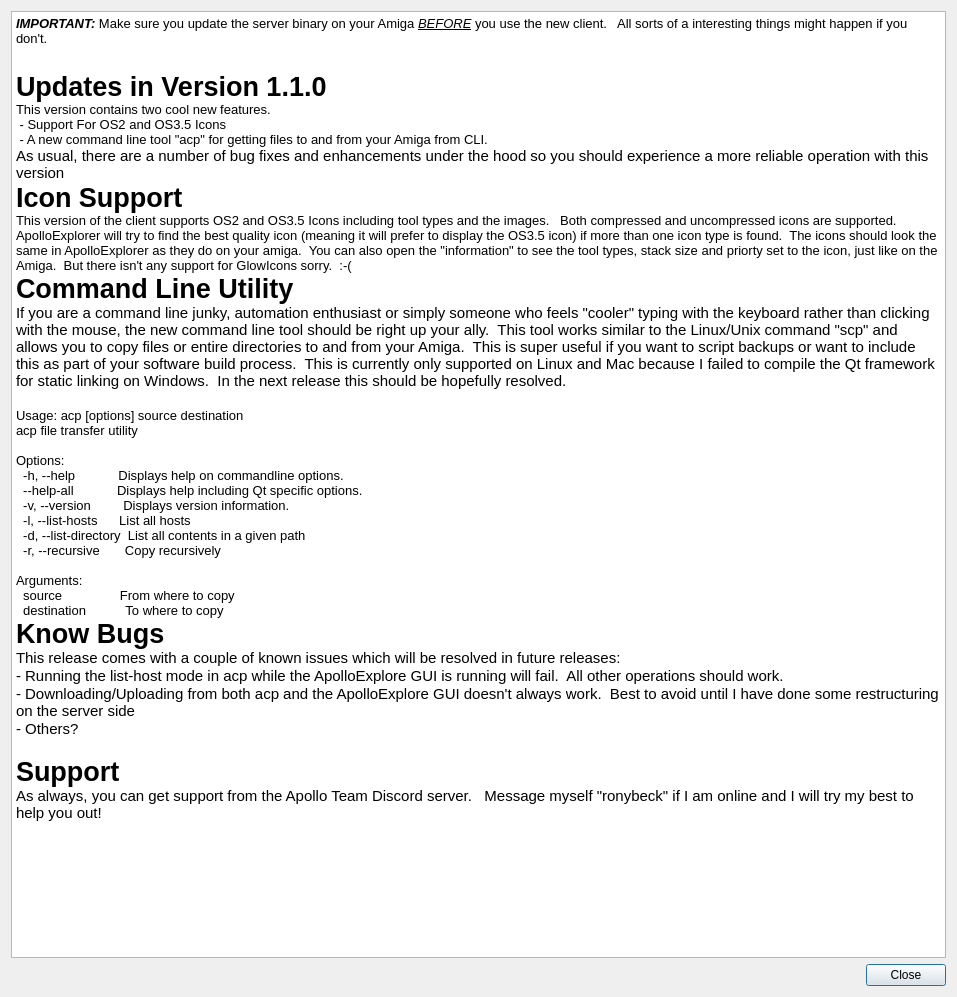
ronybeck/ApolloExplorer, file ApolloExplorerPC/dialogwhatsnew.ui: the form before one commit.
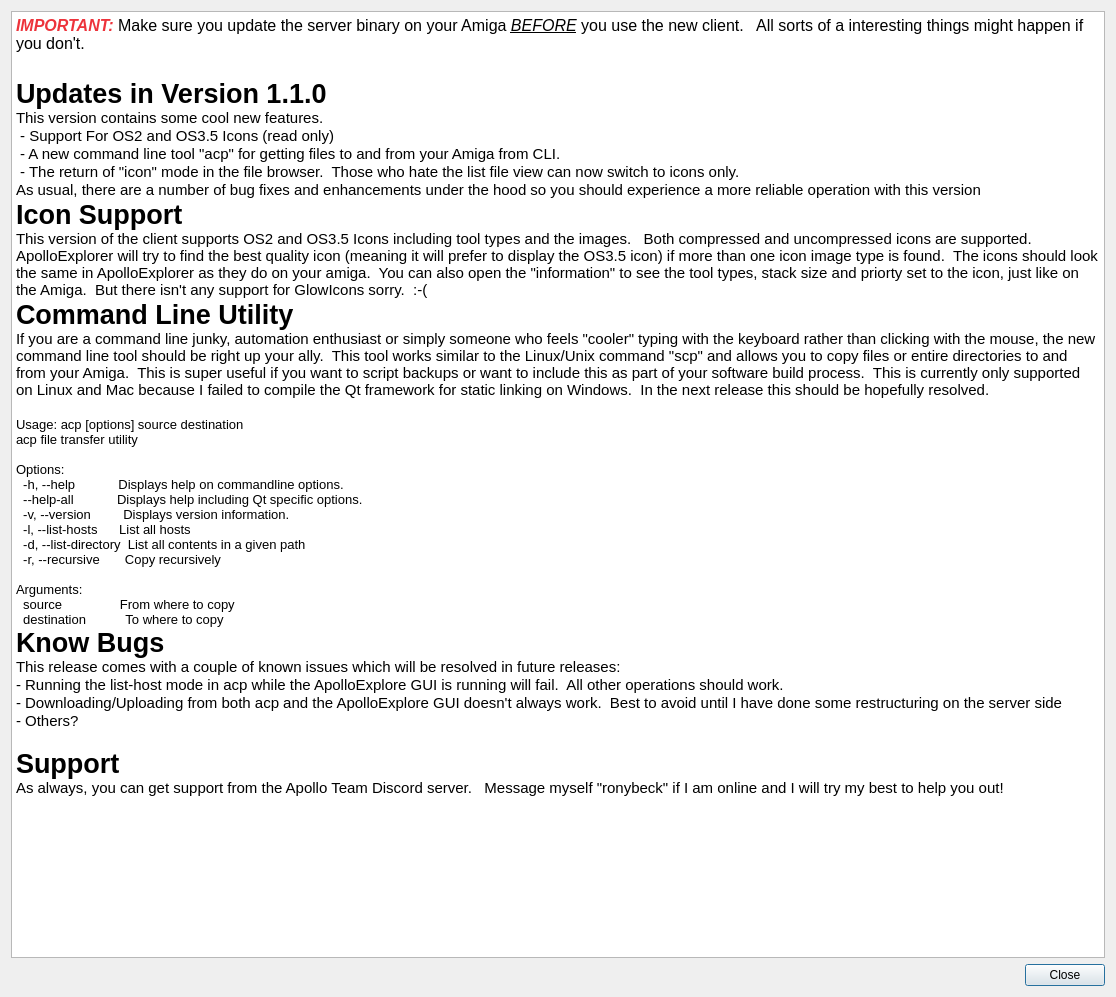
The form after the commit. Icons and pictures are not drawn.

Commit message: Minor text corrections to the 'Whats New'

```diff
--- a/ApolloExplorerPC/dialogwhatsnew.ui
+++ b/ApolloExplorerPC/dialogwhatsnew.ui
@@ -6,7 +6,7 @@
    <rect>
     <x>0</x>
     <y>0</y>
-    <width>957</width>
+    <width>1116</width>
     <height>997</height>
    </rect>
   </property>
@@ -28,16 +28,17 @@
 li.unchecked::marker { content: &quot;\2610&quot;; }
 li.checked::marker { content: &quot;\2612&quot;; }
 &lt;/style&gt;&lt;/head&gt;&lt;body style=&quot; font-family:'Ubuntu'; font-size:11pt; font-weight:400; font-style:normal;&quot;&gt;
-&lt;p style=&quot; margin-top:0px; margin-bottom:0px; margin-left:0px; margin-right:0px; -qt-block-indent:0; text-indent:0px;&quot;&gt;&lt;span style=&quot; font-size:10pt; font-weight:700; font-style:italic;&quot;&gt;IMPORTANT:&lt;/span&gt;&lt;span style=&quot; font-size:10pt;&quot;&gt; Make sure you update the server binary on your Amiga &lt;/span&gt;&lt;span style=&quot; font-size:10pt; font-style:italic; text-decoration: underline;&quot;&gt;BEFORE&lt;/span&gt;&lt;span style=&quot; font-size:10pt;&quot;&gt; you use the new client.   All sorts of a interesting things might happen if you don't.&lt;/span&gt;&lt;/p&gt;
+&lt;p style=&quot; margin-top:0px; margin-bottom:0px; margin-left:0px; margin-right:0px; -qt-block-indent:0; text-indent:0px;&quot;&gt;&lt;span style=&quot; font-size:12pt; font-weight:700; font-style:italic; color:#ed333b;&quot;&gt;IMPORTANT:&lt;/span&gt;&lt;span style=&quot; font-size:12pt; color:#ed333b;&quot;&gt; &lt;/span&gt;&lt;span style=&quot; font-size:12pt; color:#000000;&quot;&gt;Make sure you update the server binary on your Amiga &lt;/span&gt;&lt;span style=&quot; font-size:12pt; font-style:italic; text-decoration: underline; color:#000000;&quot;&gt;BEFORE&lt;/span&gt;&lt;span style=&quot; font-size:12pt; color:#000000;&quot;&gt; you use the new client.   All sorts of a interesting things might happen if you don't.&lt;/span&gt;&lt;/p&gt;
 &lt;p style=&quot;-qt-paragraph-type:empty; margin-top:0px; margin-bottom:0px; margin-left:0px; margin-right:0px; -qt-block-indent:0; text-indent:0px; font-size:16pt; text-decoration: underline;&quot;&gt;&lt;br /&gt;&lt;/p&gt;
 &lt;p style=&quot; margin-top:0px; margin-bottom:0px; margin-left:0px; margin-right:0px; -qt-block-indent:0; text-indent:0px;&quot;&gt;&lt;span style=&quot; font-size:20pt; font-weight:700;&quot;&gt;Updates in Version 1.1.0&lt;/span&gt;&lt;/p&gt;
-&lt;p style=&quot; margin-top:0px; margin-bottom:0px; margin-left:0px; margin-right:0px; -qt-block-indent:0; text-indent:0px;&quot;&gt;&lt;span style=&quot; font-size:10pt;&quot;&gt;This version contains two cool new features.&lt;/span&gt;&lt;/p&gt;
-&lt;p style=&quot; margin-top:0px; margin-bottom:0px; margin-left:0px; margin-right:0px; -qt-block-indent:0; text-indent:0px;&quot;&gt;&lt;span style=&quot; font-size:10pt;&quot;&gt; - Support For OS2 and OS3.5 Icons&lt;/span&gt;&lt;/p&gt;
-&lt;p style=&quot; margin-top:0px; margin-bottom:0px; margin-left:0px; margin-right:0px; -qt-block-indent:0; text-indent:0px;&quot;&gt;&lt;span style=&quot; font-size:10pt;&quot;&gt; - A new command line tool &amp;quot;acp&amp;quot; for getting files to and from your Amiga from CLI.&lt;/span&gt;&lt;/p&gt;
+&lt;p style=&quot; margin-top:0px; margin-bottom:0px; margin-left:0px; margin-right:0px; -qt-block-indent:0; text-indent:0px;&quot;&gt;This version contains some cool new features.&lt;/p&gt;
+&lt;p style=&quot; margin-top:0px; margin-bottom:0px; margin-left:0px; margin-right:0px; -qt-block-indent:0; text-indent:0px;&quot;&gt; - Support For OS2 and OS3.5 Icons (read only)&lt;/p&gt;
+&lt;p style=&quot; margin-top:0px; margin-bottom:0px; margin-left:0px; margin-right:0px; -qt-block-indent:0; text-indent:0px;&quot;&gt; - A new command line tool &amp;quot;acp&amp;quot; for getting files to and from your Amiga from CLI.&lt;/p&gt;
+&lt;p style=&quot; margin-top:0px; margin-bottom:0px; margin-left:0px; margin-right:0px; -qt-block-indent:0; text-indent:0px;&quot;&gt; - The return of &amp;quot;icon&amp;quot; mode in the file browser.  Those who hate the list file view can now switch to icons only.&lt;/p&gt;
 &lt;p style=&quot; margin-top:0px; margin-bottom:0px; margin-left:0px; margin-right:0px; -qt-block-indent:0; text-indent:0px;&quot;&gt;As usual, there are a number of bug fixes and enhancements under the hood so you should experience a more reliable operation with this version&lt;/p&gt;
 &lt;p style=&quot; margin-top:0px; margin-bottom:0px; margin-left:0px; margin-right:0px; -qt-block-indent:0; text-indent:0px;&quot;&gt;&lt;img src=&quot;:/images/images/Scanner_Example.png&quot; /&gt;&lt;/p&gt;
 &lt;p style=&quot; margin-top:0px; margin-bottom:0px; margin-left:0px; margin-right:0px; -qt-block-indent:0; text-indent:0px;&quot;&gt;&lt;span style=&quot; font-size:20pt; font-weight:700;&quot;&gt;Icon Support&lt;/span&gt;&lt;/p&gt;
-&lt;p style=&quot; margin-top:0px; margin-bottom:0px; margin-left:0px; margin-right:0px; -qt-block-indent:0; text-indent:0px;&quot;&gt;&lt;span style=&quot; font-size:10pt;&quot;&gt;This version of the client supports OS2 and OS3.5 Icons including tool types and the images.   Both compressed and uncompressed icons are supported. ApolloExplorer will try to find the best quality icon (meaning it will prefer to display the OS3.5 icon) if more than one icon type is found.  The icons should look the same in ApolloExplorer as they do on your amiga.  You can also open the &amp;quot;information&amp;quot; to see the tool types, stack size and priorty set to the icon, just like on the Amiga.  But there isn't any support for GlowIcons sorry.  :-(&lt;/span&gt;&lt;/p&gt;
+&lt;p style=&quot; margin-top:0px; margin-bottom:0px; margin-left:0px; margin-right:0px; -qt-block-indent:0; text-indent:0px;&quot;&gt;This version of the client supports OS2 and OS3.5 Icons including tool types and the images.   Both compressed and uncompressed icons are supported. ApolloExplorer will try to find the best quality icon (meaning it will prefer to display the OS3.5 icon) if more than one icon image type is found.  The icons should look the same in ApolloExplorer as they do on your amiga.  You can also open the &amp;quot;information&amp;quot; to see the tool types, stack size and priorty set to the icon, just like on the Amiga.  But there isn't any support for GlowIcons sorry.  :-(&lt;/p&gt;
 &lt;p style=&quot; margin-top:0px; margin-bottom:0px; margin-left:0px; margin-right:0px; -qt-block-indent:0; text-indent:0px;&quot;&gt;&lt;img src=&quot;:/images/images/AE_Icon_Example.png&quot; /&gt;&lt;/p&gt;
 &lt;p style=&quot; margin-top:0px; margin-bottom:0px; margin-left:0px; margin-right:0px; -qt-block-indent:0; text-indent:0px;&quot;&gt;&lt;span style=&quot; font-size:20pt; font-weight:700;&quot;&gt;Command Line Utility&lt;/span&gt;&lt;/p&gt;
 &lt;p style=&quot; margin-top:0px; margin-bottom:0px; margin-left:0px; margin-right:0px; -qt-block-indent:0; text-indent:0px;&quot;&gt;If you are a command line junky, automation enthusiast or simply someone who feels &amp;quot;cooler&amp;quot; typing with the keyboard rather than clicking with the mouse, the new command line tool should be right up your ally.  This tool works similar to the Linux/Unix command &amp;quot;scp&amp;quot; and allows you to copy files or entire directories to and from your Amiga.  This is super useful if you want to script backups or want to include this as part of your software build process.  This is currently only supported on Linux and Mac because I failed to compile the Qt framework for static linking on Windows.  In the next release this should be hopefully resolved.&lt;/p&gt;
```
